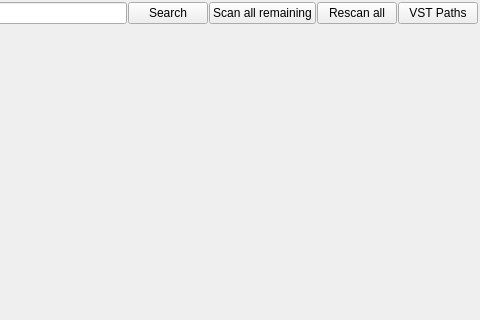
The window that bin/pluginmanager.ui (kmatheussen/radium) describes before a commit, drawn with Qt 5; both pictures show x 123 to 603 and y 0 to 320 of the 603 by 416 pixel window.
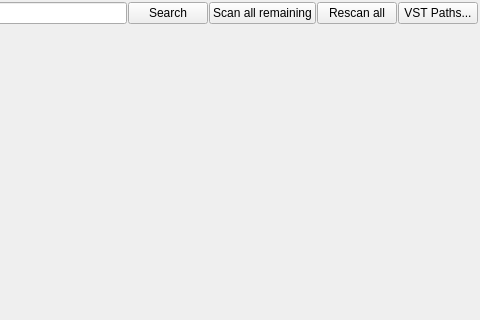
The same window after the commit.

What changed in the file:
```diff
--- a/bin/pluginmanager.ui
+++ b/bin/pluginmanager.ui
@@ -67,7 +67,7 @@
      <item>
       <widget class="QPushButton" name="configure_paths_button">
        <property name="text">
-        <string>VST Paths</string>
+        <string>VST Paths...</string>
        </property>
       </widget>
      </item>
```
